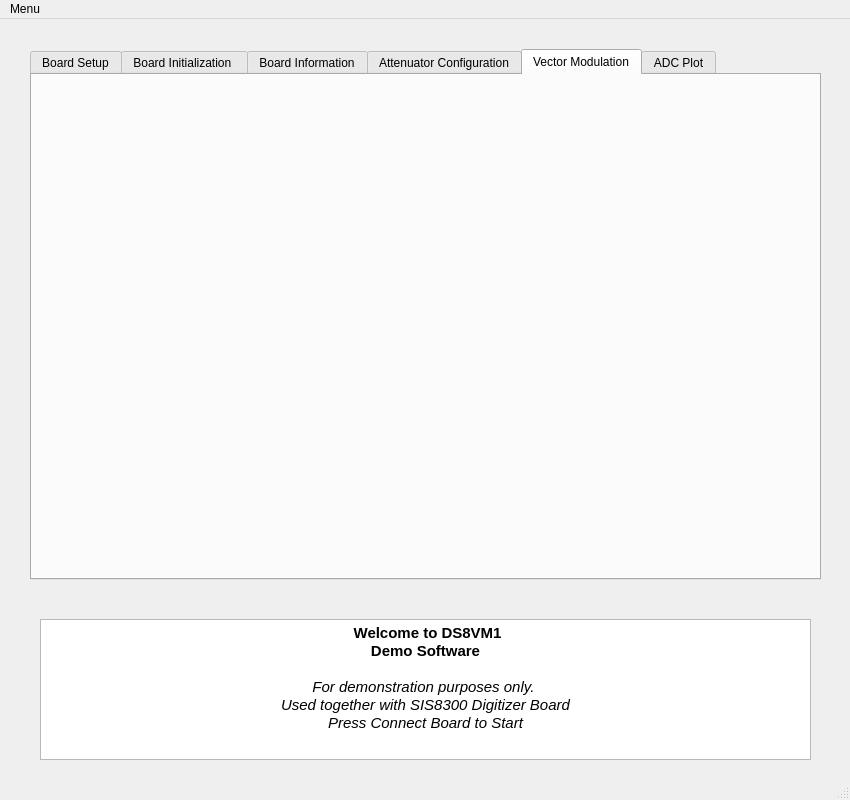
Qt form Demo_GUI.ui (cagil-gumus/Demo_Software) before a commit.
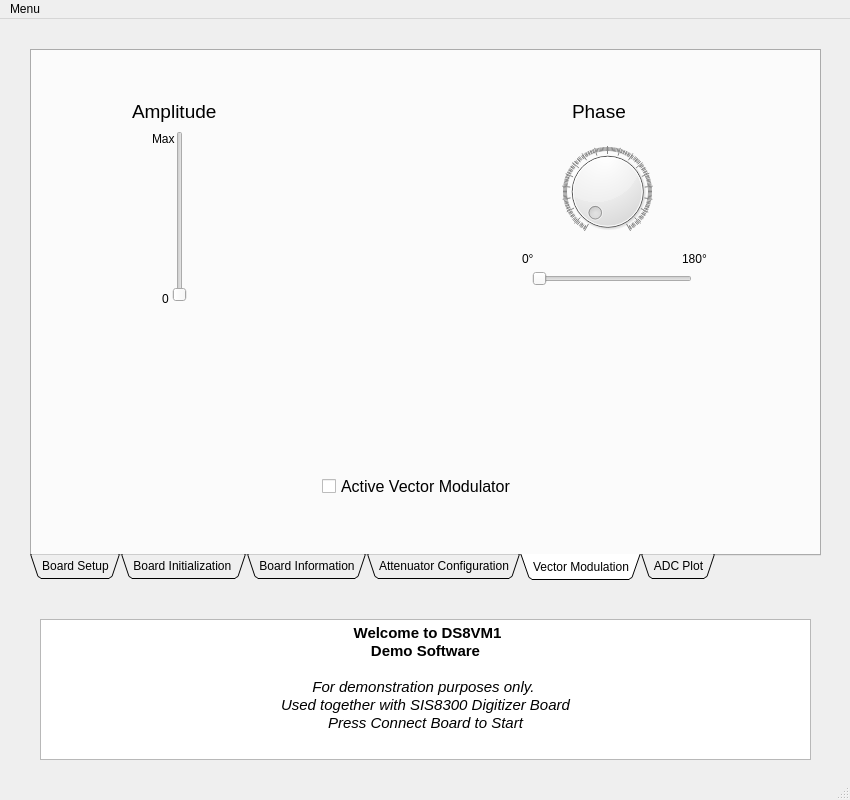
The same form after that commit. The open tabs and pages were chosen to show the change. Icons and pictures are not drawn.

Commit message: Started working on backend for Vector Modulator UI changed slighty

```diff
--- a/Demo_GUI.ui
+++ b/Demo_GUI.ui
@@ -41,6 +41,12 @@
       <height>531</height>
      </rect>
     </property>
+    <property name="tabPosition">
+     <enum>QTabWidget::South</enum>
+    </property>
+    <property name="tabShape">
+     <enum>QTabWidget::Triangular</enum>
+    </property>
     <property name="currentIndex">
      <number>0</number>
     </property>
@@ -659,6 +665,169 @@
      <attribute name="title">
       <string>Vector Modulation</string>
      </attribute>
+     <widget class="QCheckBox" name="checkBox_vm_enable">
+      <property name="geometry">
+       <rect>
+        <x>290</x>
+        <y>420</y>
+        <width>231</width>
+        <height>31</height>
+       </rect>
+      </property>
+      <property name="font">
+       <font>
+        <pointsize>12</pointsize>
+       </font>
+      </property>
+      <property name="text">
+       <string>Active Vector Modulator</string>
+      </property>
+     </widget>
+     <widget class="QLabel" name="label_vm_amplitude">
+      <property name="geometry">
+       <rect>
+        <x>100</x>
+        <y>50</y>
+        <width>101</width>
+        <height>21</height>
+       </rect>
+      </property>
+      <property name="font">
+       <font>
+        <pointsize>14</pointsize>
+       </font>
+      </property>
+      <property name="text">
+       <string>Amplitude</string>
+      </property>
+     </widget>
+     <widget class="QLabel" name="label_vm_phase">
+      <property name="geometry">
+       <rect>
+        <x>540</x>
+        <y>50</y>
+        <width>71</width>
+        <height>21</height>
+       </rect>
+      </property>
+      <property name="font">
+       <font>
+        <pointsize>14</pointsize>
+       </font>
+      </property>
+      <property name="text">
+       <string>Phase</string>
+      </property>
+     </widget>
+     <widget class="QSlider" name="verticalSlider_amplitude">
+      <property name="geometry">
+       <rect>
+        <x>140</x>
+        <y>80</y>
+        <width>16</width>
+        <height>171</height>
+       </rect>
+      </property>
+      <property name="maximum">
+       <number>100000</number>
+      </property>
+      <property name="orientation">
+       <enum>Qt::Vertical</enum>
+      </property>
+      <property name="tickPosition">
+       <enum>QSlider::NoTicks</enum>
+      </property>
+      <property name="tickInterval">
+       <number>1</number>
+      </property>
+     </widget>
+     <widget class="QDial" name="dial_phase">
+      <property name="geometry">
+       <rect>
+        <x>530</x>
+        <y>90</y>
+        <width>91</width>
+        <height>101</height>
+       </rect>
+      </property>
+      <property name="maximum">
+       <number>180</number>
+      </property>
+      <property name="sliderPosition">
+       <number>0</number>
+      </property>
+      <property name="notchTarget">
+       <double>1.000000000000000</double>
+      </property>
+      <property name="notchesVisible">
+       <bool>true</bool>
+      </property>
+     </widget>
+     <widget class="QSlider" name="horizontalSlider_phase">
+      <property name="geometry">
+       <rect>
+        <x>500</x>
+        <y>220</y>
+        <width>160</width>
+        <height>16</height>
+       </rect>
+      </property>
+      <property name="orientation">
+       <enum>Qt::Horizontal</enum>
+      </property>
+     </widget>
+     <widget class="QLabel" name="label">
+      <property name="geometry">
+       <rect>
+        <x>130</x>
+        <y>240</y>
+        <width>16</width>
+        <height>16</height>
+       </rect>
+      </property>
+      <property name="text">
+       <string>0</string>
+      </property>
+     </widget>
+     <widget class="QLabel" name="label_2">
+      <property name="geometry">
+       <rect>
+        <x>120</x>
+        <y>80</y>
+        <width>31</width>
+        <height>16</height>
+       </rect>
+      </property>
+      <property name="text">
+       <string>Max</string>
+      </property>
+     </widget>
+     <widget class="QLabel" name="label_3">
+      <property name="geometry">
+       <rect>
+        <x>490</x>
+        <y>200</y>
+        <width>16</width>
+        <height>16</height>
+       </rect>
+      </property>
+      <property name="text">
+       <string>0°</string>
+      </property>
+     </widget>
+     <widget class="QLabel" name="label_5">
+      <property name="geometry">
+       <rect>
+        <x>650</x>
+        <y>200</y>
+        <width>31</width>
+        <height>16</height>
+       </rect>
+      </property>
+      <property name="text">
+       <string>180°</string>
+      </property>
+     </widget>
     </widget>
     <widget class="QWidget" name="ADCPlot">
      <attribute name="title">
```
Left out of the diff: 50 changed lines with no effect on the pictures. The commit also changes 2 other files.
